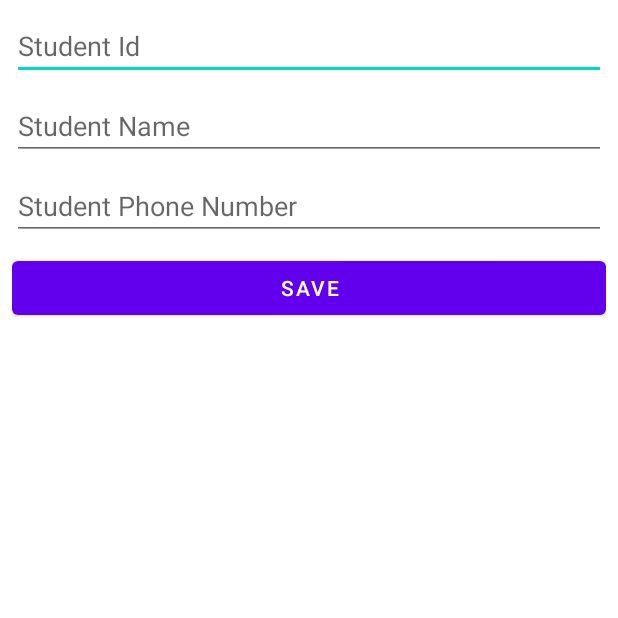
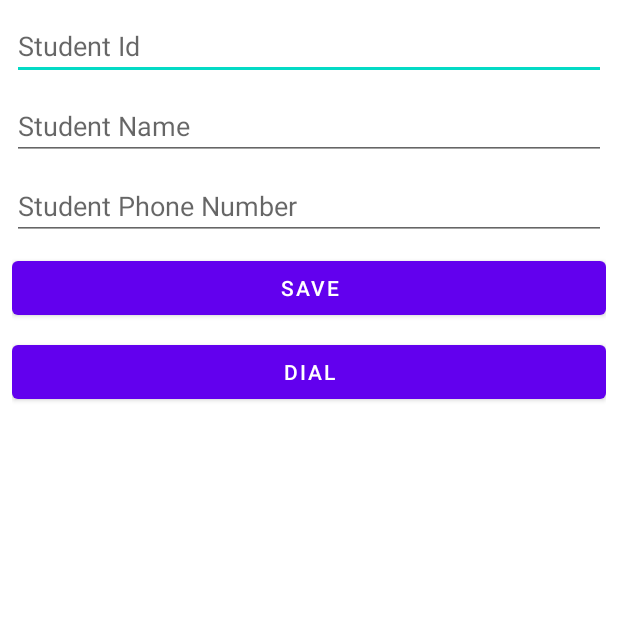
Before and after one commit to mirzayogy/PraktikumAndroidKelas11, an Android app: the screen it shows after launch (StudentActivity), on a phone screen of 412 x 824 dp, the top half of it. Run offline under Robolectric (Android 15) with nearby library versions, the phone set to English and light mode, and no system bars.

Commit message:
Intent DIAL

```diff
--- a/app/src/main/java/com/mirzayogy/praktikumandroidkelas11/StudentActivity.kt
+++ b/app/src/main/java/com/mirzayogy/praktikumandroidkelas11/StudentActivity.kt
@@ -1,6 +1,7 @@
 package com.mirzayogy.praktikumandroidkelas11
 
 import android.content.Intent
+import android.net.Uri
 import androidx.appcompat.app.AppCompatActivity
 import android.os.Bundle
 import android.widget.Button
@@ -15,6 +16,7 @@ class StudentActivity : AppCompatActivity() {
         val etNameStudent = findViewById<EditText>(R.id.etNameStudent)
         val etPhoneNumberStudent = findViewById<EditText>(R.id.etPhoneNumberStudent)
         val btSave = findViewById<Button>(R.id.btSaveStudent)
+        val btDial = findViewById<Button>(R.id.btDialStudent)
 
         btSave.setOnClickListener {
 
@@ -29,5 +31,11 @@ class StudentActivity : AppCompatActivity() {
 
             startActivity(i)
         }
+
+        btDial.setOnClickListener {
+            val phoneNumber = etPhoneNumberStudent.text.toString()
+            val i = Intent(Intent.ACTION_DIAL, Uri.parse("tel:$phoneNumber"))
+            startActivity(i)
+        }
     }
 }
--- a/app/src/main/res/layout/activity_student.xml
+++ b/app/src/main/res/layout/activity_student.xml
@@ -41,4 +41,12 @@
         android:layout_marginTop="8dp"
         />
 
+    <Button
+        android:id="@+id/btDialStudent"
+        android:layout_width="match_parent"
+        android:layout_height="wrap_content"
+        android:text="@string/dial"
+        android:layout_marginTop="8dp"
+        />
+
 </LinearLayout>
--- a/app/src/main/res/values/strings.xml
+++ b/app/src/main/res/values/strings.xml
@@ -9,4 +9,5 @@
     <string name="student_name">Student Name</string>
     <string name="student_phone_number">Student Phone Number</string>
     <string name="save">Save</string>
+    <string name="dial">Dial</string>
 </resources>
```
